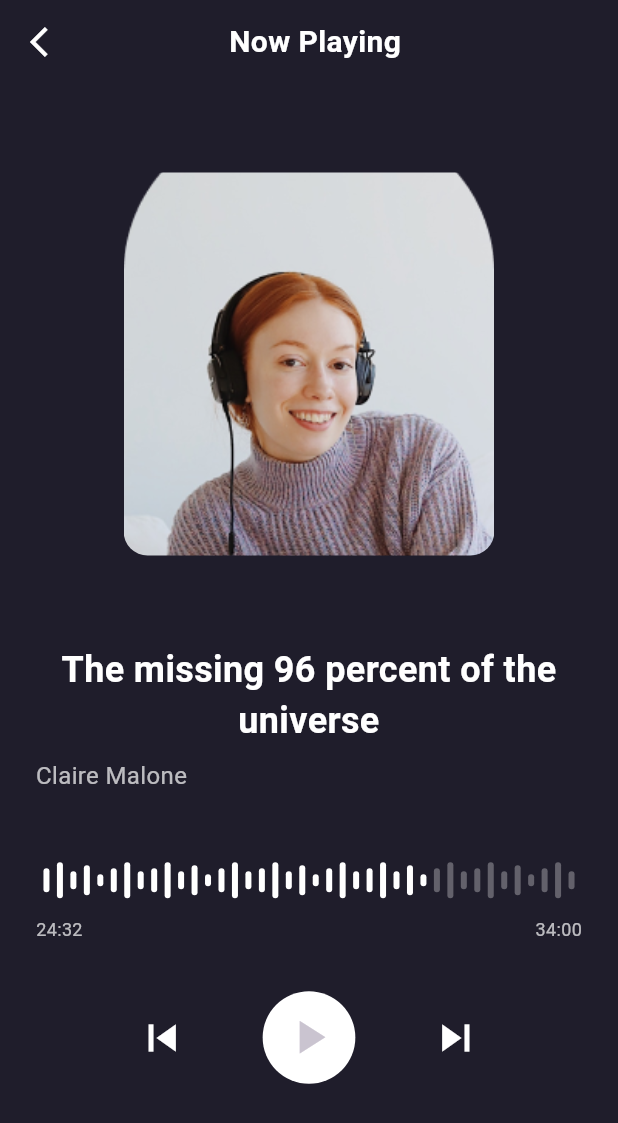
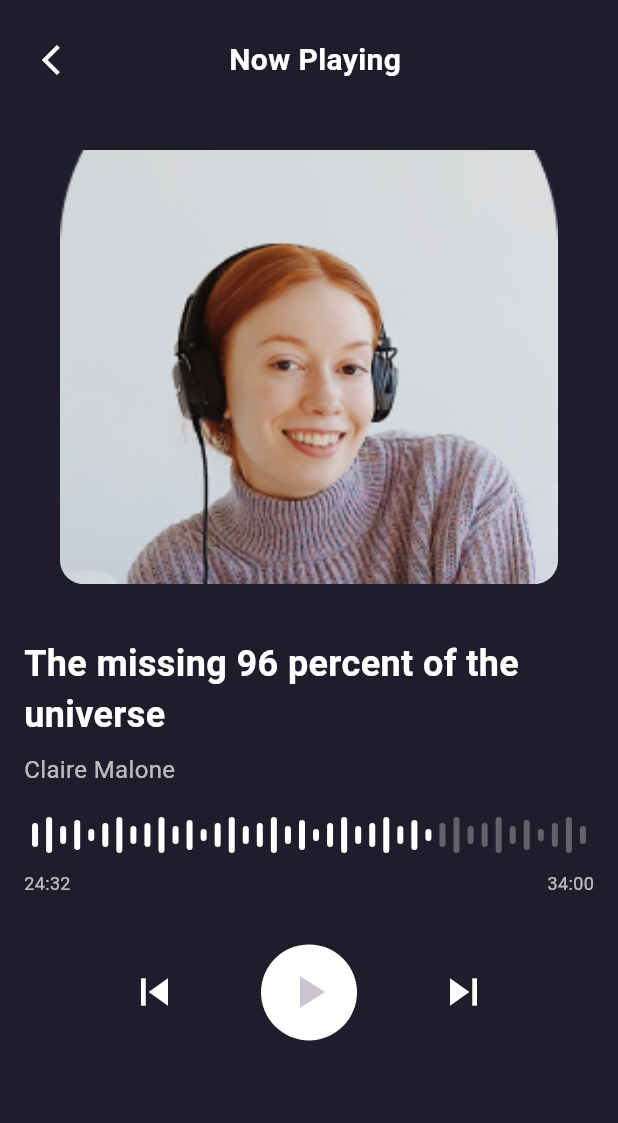
Before and after one commit to aliakin11/MusicAppFlutter, a Flutter app: the HomeView screen opened directly, after a tap on "The missing 96 percent of the universe", on a phone screen of 412 x 824 dp. Shown: the top 1123 px of the screen. Run offline on Flutter 3.47's test engine with Material 3 defaults, Android fonts, the phone set to English and light mode, and no system bars; our stand-ins replace flutter_dotenv, shared_preferences; accounts and stored records are empty; network calls fail.

Commit message:
api entegration progress and category OK

```diff
--- a/lib/main.dart
+++ b/lib/main.dart
@@ -1,10 +1,27 @@
 import 'package:flutter/material.dart';
+import 'package:flutter_dotenv/flutter_dotenv.dart';
 import 'package:music_app/constants/app_theme.dart';
 import 'package:music_app/screens/onboarding_screen.dart';
 import 'package:music_app/screens/home_screen.dart';
 import 'package:music_app/services/shared_preferences_service.dart';
+import 'package:music_app/services/spotify_service.dart';
 
-void main() {
+Future<void> main() async {
+  WidgetsFlutterBinding.ensureInitialized();
+
+  await dotenv.load(fileName: ".env");
+
+
+  final spotifyService = SpotifyService();
+  final isConnected = await spotifyService.authenticate();
+
+  if (isConnected) {
+    print('Spotify API bağlantısı başarılı!');
+    print('Access Token: ${spotifyService.accessToken}');
+  } else {
+    print('Spotify API bağlantısı başarısız!');
+  }
+
   runApp(const MyApp());
 }
 
--- a/lib/screens/details_screen.dart
+++ b/lib/screens/details_screen.dart
@@ -14,47 +14,28 @@ class PodcastDetailsScreen extends StatelessWidget {
   @override
   Widget build(BuildContext context) {
     final size = MediaQuery.of(context).size;
-    final padding = MediaQuery.of(context).padding;
 
     return Theme(
       data: AppTheme.darkTheme,
       child: Scaffold(
         body: SafeArea(
-          child: LayoutBuilder(
-            builder: (context, constraints) {
-              return Column(
+          child: Column(
             children: [
               _buildHeader(context),
               Expanded(
                 child: SingleChildScrollView(
-                      child: ConstrainedBox(
-                        constraints: BoxConstraints(
-                          minHeight: constraints.maxHeight - 56, // header height
-                        ),
-                        child: IntrinsicHeight(
                   child: Column(
-                            mainAxisAlignment: MainAxisAlignment.spaceEvenly,
+                    crossAxisAlignment: CrossAxisAlignment.start,
                     children: [
                       _buildPodcastImage(size),
                       _buildPodcastInfo(),
-                              Column(
-                                children: [
                       _buildProgressBar(),
-                                  SizedBox(height: size.height * 0.02),
-                                  _buildControls(size),
-                                ],
-                              ),
-                              // Bottom padding for safe area
-                              SizedBox(height: padding.bottom),
+                      _buildControls(),
                     ],
                   ),
                 ),
               ),
-                    ),
-                  ),
             ],
-              );
-            },
           ),
         ),
       ),
@@ -62,10 +43,8 @@ class PodcastDetailsScreen extends StatelessWidget {
   }
 
   Widget _buildHeader(BuildContext context) {
-    return SizedBox(
-      height: 56,
-      child: Padding(
-        padding: const EdgeInsets.symmetric(horizontal: 8.0),
+    return Padding(
+      padding: const EdgeInsets.all(16.0),
       child: Row(
         children: [
           IconButton(
@@ -87,22 +66,17 @@ class PodcastDetailsScreen extends StatelessWidget {
               ),
             ),
           ),
-            const SizedBox(width: 40),
+          const SizedBox(width: 40), // Back button ile dengelemek için
         ],
-        ),
       ),
     );
   }
 
   Widget _buildPodcastImage(Size size) {
-    final imageSize = size.width * (size.height > 800 ? 0.7 : 0.6);
     return Container(
-      width: imageSize,
-      height: imageSize,
-      padding: EdgeInsets.symmetric(
-        horizontal: size.width * 0.05,
-        vertical: size.height * 0.02,
-      ),
+      width: size.width,
+      height: size.width * 0.8,
+      padding: const EdgeInsets.symmetric(horizontal: 40, vertical: 20),
       child: ClipRRect(
         borderRadius: BorderRadius.circular(16),
         child: Image.asset(
@@ -115,7 +89,7 @@ class PodcastDetailsScreen extends StatelessWidget {
 
   Widget _buildPodcastInfo() {
     return Padding(
-      padding: const EdgeInsets.symmetric(horizontal: 24.0),
+      padding: const EdgeInsets.all(16.0),
       child: Column(
         crossAxisAlignment: CrossAxisAlignment.start,
         children: [
@@ -126,7 +100,6 @@ class PodcastDetailsScreen extends StatelessWidget {
               fontSize: 24,
               fontWeight: FontWeight.bold,
             ),
-            textAlign: TextAlign.center,
           ),
           const SizedBox(height: 8),
           Text(
@@ -135,7 +108,6 @@ class PodcastDetailsScreen extends StatelessWidget {
               color: Colors.white.withOpacity(0.7),
               fontSize: 16,
             ),
-            textAlign: TextAlign.center,
           ),
         ],
       ),
@@ -144,7 +116,7 @@ class PodcastDetailsScreen extends StatelessWidget {
 
   Widget _buildProgressBar() {
     return Padding(
-      padding: const EdgeInsets.symmetric(horizontal: 24.0),
+      padding: const EdgeInsets.symmetric(horizontal: 16.0),
       child: Column(
         children: [
           WaveProgressBar(progress: 0.7),
@@ -173,13 +145,9 @@ class PodcastDetailsScreen extends StatelessWidget {
     );
   }
 
-  Widget _buildControls(Size size) {
-    final buttonSize = size.width * 0.15;
+  Widget _buildControls() {
     return Padding(
-      padding: EdgeInsets.symmetric(
-        horizontal: size.width * 0.1,
-        vertical: size.height * 0.02,
-      ),
+      padding: const EdgeInsets.all(32.0),
       child: Row(
         mainAxisAlignment: MainAxisAlignment.spaceEvenly,
         children: [
@@ -192,16 +160,16 @@ class PodcastDetailsScreen extends StatelessWidget {
             onPressed: () {},
           ),
           Container(
-            width: buttonSize,
-            height: buttonSize,
+            width: 64,
+            height: 64,
             decoration: const BoxDecoration(
               color: Colors.white,
               shape: BoxShape.circle,
             ),
             child: IconButton(
-              icon: Icon(
+              icon: const Icon(
                 Icons.play_arrow,
-                size: buttonSize * 0.6,
+                size: 36,
               ),
               onPressed: () {},
             ),
--- a/lib/screens/home_screen.dart
+++ b/lib/screens/home_screen.dart
@@ -103,40 +103,33 @@ class HomeView extends StatelessWidget {
     return Container(
       padding: const EdgeInsets.symmetric(horizontal: 16),
       decoration: BoxDecoration(
-        color: const Color(0xFF252836).withOpacity(0.3),
-        borderRadius: BorderRadius.circular(25),
+        color: Colors.grey[200],
+        borderRadius: BorderRadius.circular(12),
       ),
-      child: Row(
-        children: [
-          const Icon(
-            Icons.search,
-            color: Color(0xFFFFFFFF),
-            size: 20,
-          ),
-          const SizedBox(width: 8),
-          Expanded(
-            child: TextField(
-              style: const TextStyle(
-                color: Color(0xFF252836),
-                fontSize: 16,
-              ),
-              decoration: InputDecoration(
-                hintText: 'Search',
-                hintStyle: TextStyle(
-                  color: const Color(0xFF252836).withOpacity(0.5),
-                  fontSize: 16,
-                ),
-                border: InputBorder.none,
-                contentPadding: const EdgeInsets.symmetric(vertical: 12),
-              ),
-            ),
-          ),
-        ],
+      child: const TextField(
+        decoration: InputDecoration(
+          hintText: 'Search',
+          border: InputBorder.none,
+          icon: Icon(Icons.search),
+        ),
       ),
     );
   }
 
   Widget _buildCategories(HomeViewModel viewModel) {
+    if (viewModel.isLoading) {
+      return const Center(child: CircularProgressIndicator());
+    }
+
+    if (viewModel.error != null) {
+      return Center(
+        child: Text(
+          viewModel.error!,
+          style: const TextStyle(color: Colors.red),
+        ),
+      );
+    }
+
     return SizedBox(
       height: 48,
       child: ShaderMask(
--- /dev/null
+++ b/lib/services/spotify_service.dart
@@ -0,0 +1,90 @@
+import 'package:flutter_dotenv/flutter_dotenv.dart';
+import 'package:http/http.dart' as http;
+import 'dart:convert';
+
+class SpotifyService {
+
+ final String clientId = dotenv.env['SPOTIFY_CLIENT_ID'] ?? '';
+  final String clientSecret = dotenv.env['SPOTIFY_CLIENT_SECRET'] ?? '';
+
+
+  static const String _authUrl = 'https://accounts.spotify.com/api/token';
+
+  String? _accessToken;
+  DateTime? _tokenExpireTime;
+
+
+  static final SpotifyService _instance = SpotifyService._internal();
+
+  factory SpotifyService() {
+    return _instance;
+  }
+
+  SpotifyService._internal();
+
+
+  Future<bool> authenticate() async {
+    try {
+      final response = await http.post(
+        Uri.parse(_authUrl),
+        headers: {
+          'Authorization': 'Basic ' +
+              base64Encode(utf8.encode('$clientId:$clientSecret')),
+          'Content-Type': 'application/x-www-form-urlencoded',
+        },
+        body: {
+          'grant_type': 'client_credentials',
+        },
+      );
+
+      if (response.statusCode == 200) {
+        final data = json.decode(response.body);
+        _accessToken = data['access_token'];
+        _tokenExpireTime = DateTime.now().add(
+          Duration(seconds: data['expires_in']),
+        );
+        return true;
+      }
+      return false;
+    } catch (e) {
+      print('Spotify authentication error: $e');
+      return false;
+    }
+  }
+
+
+  bool get isAuthenticated {
+    return _accessToken != null &&
+           _tokenExpireTime != null &&
+           _tokenExpireTime!.isAfter(DateTime.now());
+  }
+
+
+  String? get accessToken => _accessToken;
+
+
+  Future<List<String>> getMusicCategories() async {
+    if (!isAuthenticated) await authenticate();
+
+    final response = await http.get(
+      Uri.parse('https://api.spotify.com/v1/browse/categories?country=TR'),
+      headers: {
+        'Authorization': 'Bearer $_accessToken',
+      },
+    );
+
+    if (response.statusCode == 200) {
+      final data = json.decode(response.body);
+      return (data['categories']['items'] as List)
+          .map((category) => category['name'] as String)
+          .toList();
+    } else {
+      throw Exception('Failed to get categories');
+    }
+  }
+
+
+
+
+
+}
--- a/lib/viewmodels/home_view_model.dart
+++ b/lib/viewmodels/home_view_model.dart
@@ -1,10 +1,22 @@
 import 'package:flutter/material.dart';
+import '../services/spotify_service.dart';
 
 class HomeViewModel extends ChangeNotifier {
-  List<String> categories = ['All', 'Life', 'Comedy', 'Tech'];
-  int selectedCategoryIndex = 0;
+  final _spotifyService = SpotifyService();
 
-  List<PodcastModel> trendingPodcasts = [
+  List<String> _categories = ['All'];
+  List<String> get categories => _categories;
+
+  int _selectedCategoryIndex = 0;
+  int get selectedCategoryIndex => _selectedCategoryIndex;
+
+  bool _isLoading = false;
+  bool get isLoading => _isLoading;
+
+  String? _error;
+  String? get error => _error;
+
+   List<PodcastModel> trendingPodcasts = [
     PodcastModel(
       title: 'The missing 96 percent of the universe',
       author: 'Claire Malone',
@@ -18,9 +30,31 @@ class HomeViewModel extends ChangeNotifier {
 
   ];
 
+  HomeViewModel() {
+    _loadCategories();
+  }
+
+  Future<void> _loadCategories() async {
+    try {
+      _isLoading = true;
+      notifyListeners();
+
+      final spotifyCategories = await _spotifyService.getMusicCategories();
+      _categories = ['All', ...spotifyCategories];
+      _error = null;
+    } catch (e) {
+      _error = 'Kategoriler yüklenirken bir hata oluştu';
+      print('Category error: $e');
+    } finally {
+      _isLoading = false;
+      notifyListeners();
+    }
+  }
+
   void selectCategory(int index) {
-    selectedCategoryIndex = index;
+    _selectedCategoryIndex = index;
     notifyListeners();
+    // Daha sonra seçilen kategoriye göre müzikleri filtreleyebiliriz
   }
 }
 
--- a/pubspec.yaml
+++ b/pubspec.yaml
@@ -13,6 +13,8 @@ dependencies:
   cupertino_icons: ^1.0.8
   shared_preferences: ^2.5.2
   provider: ^6.0.0
+  http: ^1.3.0
+  flutter_dotenv: ^5.1.0
 
 dev_dependencies:
   flutter_test:
@@ -24,3 +26,4 @@ flutter:
   uses-material-design: true
   assets:
     - assets/images/
+    - .env
```
Also changed, not shown: pubspec.lock, 2 other files. Lines whose indentation alone changed are shown as unchanged.
